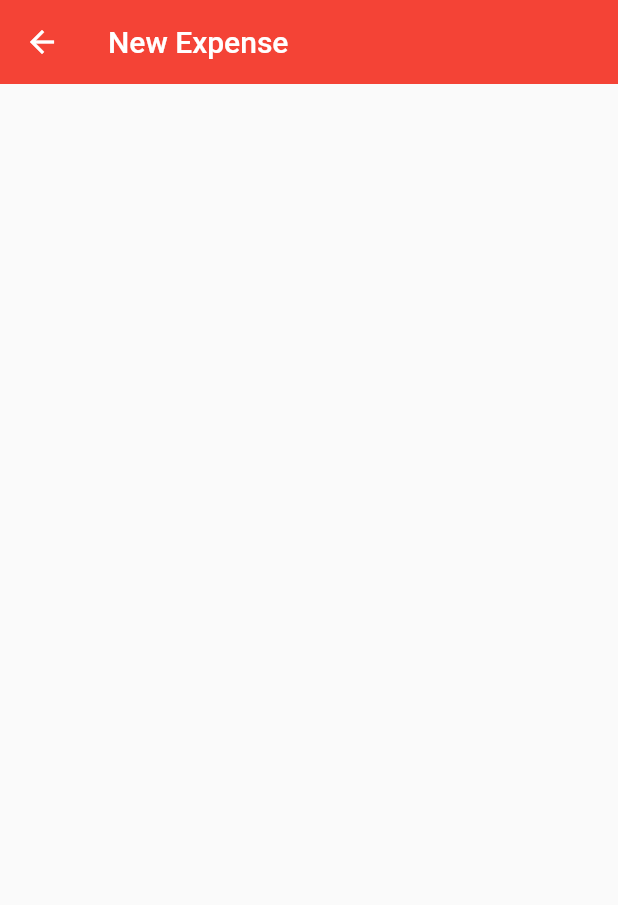
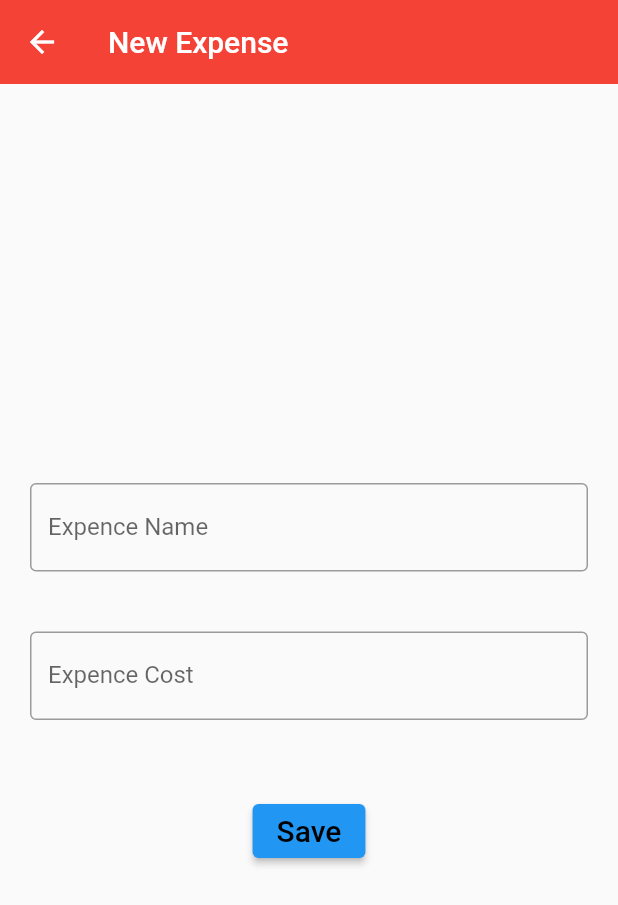
Before and after one commit to Grave2363/Tracking_Expences, a Flutter app: the cost_list screen opened directly, after a tap on "Add Expense", on a phone screen of 412 x 824 dp. Shown: the top 905 px of the screen. Run offline on Flutter 3.47's test engine with Material 2 defaults, Android fonts, the phone set to English and light mode, and no system bars.

Commit message:
changes to layout and added to the create item page

```diff
--- a/lib/cost_list.dart
+++ b/lib/cost_list.dart
@@ -23,7 +23,7 @@ class _cost_listState extends State<cost_list> {
           child: Column(
               mainAxisAlignment: MainAxisAlignment.center,
               children: <Widget>[
-                TextButton(onPressed: ()async {
+                ElevatedButton(onPressed: ()async {
                   await Navigator.of(context).push(MaterialPageRoute(builder: (context) => create_item()),);},
                   child:
                   const Text('Add Expense', style: TextStyle(color: Colors.black, fontSize: 20)),),
--- a/lib/main.dart
+++ b/lib/main.dart
@@ -47,7 +47,7 @@ class _MyHomePageState extends State<MyHomePage> {
           child: Column(
             mainAxisAlignment: MainAxisAlignment.center,
             children: <Widget>[
-              TextButton(onPressed: ()async {
+              ElevatedButton(onPressed: ()async {
                await Navigator.of(context).push(MaterialPageRoute(builder: (context) => cost_list()),);},
                 child:
                 const Text('Manage Expenses', style: TextStyle(color: Colors.black, fontSize: 20)),),
--- a/lib/shared/create_item.dart
+++ b/lib/shared/create_item.dart
@@ -1,3 +1,4 @@
+
 import 'package:flutter/material.dart';
 // ignore: camel_case_types
 class create_item extends StatefulWidget {
@@ -8,6 +9,8 @@ class create_item extends StatefulWidget {
 }
 
 class _create_itemState extends State<create_item> {
+  TextEditingController costNameEditor = TextEditingController();
+  TextEditingController costValueEditor = TextEditingController();
   @override
   Widget build(BuildContext context) {
     return Scaffold(
@@ -20,7 +23,33 @@ class _create_itemState extends State<create_item> {
         child: SingleChildScrollView(
           child: Column(
             mainAxisAlignment: MainAxisAlignment.center,
-            children: <Widget>[],
+            children: <Widget>[
+              Container(
+                padding: EdgeInsets.all(20),
+                child: TextField(
+                  controller: costNameEditor,
+                  decoration: InputDecoration(
+                    border: OutlineInputBorder(),
+                    labelText: 'Expence Name',
+                  ),
+                ),
+              ),
+              Container(
+                padding: EdgeInsets.all(20),
+                child: TextField(
+                  controller: costValueEditor,
+                  decoration: InputDecoration(
+                    border: OutlineInputBorder(),
+                    labelText: 'Expence Cost',
+                  ),
+                ),
+              ),
+              const SizedBox(height: 30),
+              ElevatedButton(onPressed: ()async {
+              /*await Navigator.of(context).push(MaterialPageRoute(builder: (context) => create_item()),);*/},
+              child:
+              const Text('Save', style: TextStyle(color: Colors.black, fontSize: 20)),),
+            ],
       ),
       ),
       ),
```
Also changed, not shown: 1 other file.
